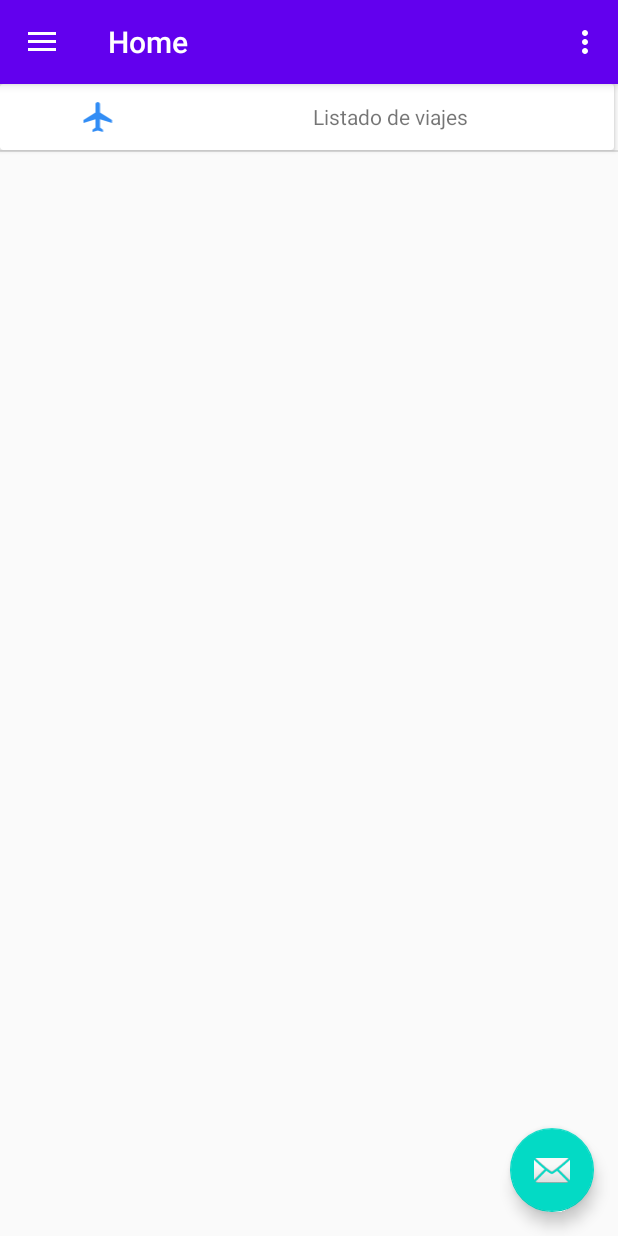
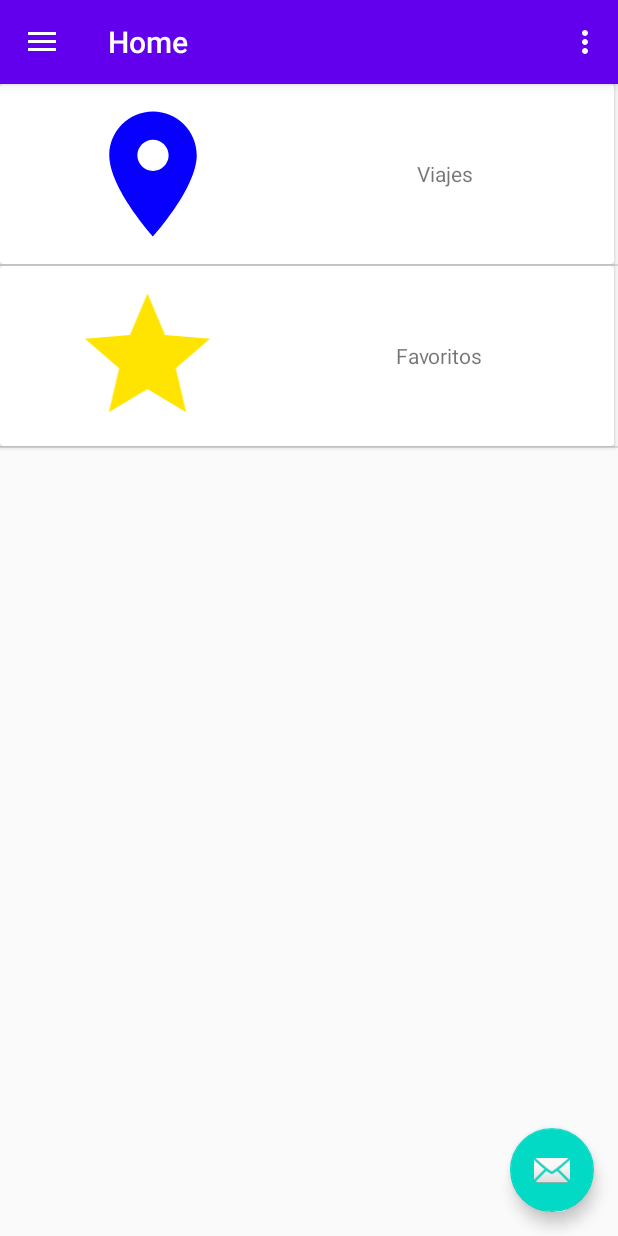
Before and after one commit to jossanjim3/frontend-entregable-1, an Android app: the screen it shows after launch (MainActivity), on a phone screen of 412 x 824 dp. Run offline under Robolectric (Android 15) with nearby library versions, the phone set to English and light mode, and no system bars; our stand-ins replace navigation-ui.

Commit message:
listado viajes, y favoritos se ve bonito, pero sin logica, muestra viajes aleatoriamente

```diff
--- a/app/src/main/java/us/master/entregable1/entity/Enlace.java
+++ b/app/src/main/java/us/master/entregable1/entity/Enlace.java
@@ -17,14 +17,17 @@ public class Enlace {
     }
 
     public String getDescripcion() {
+
         return descripcion;
     }
 
     public void setDescripcion(String descripcion) {
+
         this.descripcion = descripcion;
     }
 
     public int getRecursoImageView() {
+
         return recursoImageView;
     }
 
@@ -42,7 +45,10 @@ public class Enlace {
 
     public static ArrayList<Enlace> getMenu(){
         ArrayList<Enlace> menu = new ArrayList<Enlace>();
-        menu.add(new Enlace("Listado de viajes", R.drawable.ic_airplanemode_active_black_24dp, ListTripsActivity.class));
+
+        menu.add(new Enlace("Viajes", R.drawable.ic_place_24dp, ListTripsActivity.class));
+        menu.add(new Enlace("Favoritos", R.drawable.favorite_start_24dp, ListTripsActivity.class));
+
         return menu;
     }
 }
--- /dev/null
+++ b/app/src/main/res/drawable/favorite_start_24dp.xml
@@ -0,0 +1,5 @@
+<vector android:height="100dp" android:tint="#FFE301"
+    android:viewportHeight="24.0" android:viewportWidth="24.0"
+    android:width="100dp" xmlns:android="http://schemas.android.com/apk/res/android">
+    <path android:fillColor="#FF000000" android:pathData="M12,17.27L18.18,21l-1.64,-7.03L22,9.24l-7.19,-0.61L12,2 9.19,8.63 2,9.24l5.46,4.73L5.82,21z"/>
+</vector>
--- /dev/null
+++ b/app/src/main/res/drawable/ic_place_24dp.xml
@@ -0,0 +1,5 @@
+<vector android:height="100dp" android:tint="#0700FF"
+    android:viewportHeight="24.0" android:viewportWidth="24.0"
+    android:width="100dp" xmlns:android="http://schemas.android.com/apk/res/android">
+    <path android:fillColor="#FF000000" android:pathData="M12,2C8.13,2 5,5.13 5,9c0,5.25 7,13 7,13s7,-7.75 7,-13c0,-3.87 -3.13,-7 -7,-7zM12,11.5c-1.38,0 -2.5,-1.12 -2.5,-2.5s1.12,-2.5 2.5,-2.5 2.5,1.12 2.5,2.5 -1.12,2.5 -2.5,2.5z"/>
+</vector>
--- a/app/src/main/res/layout/enlace.xml
+++ b/app/src/main/res/layout/enlace.xml
@@ -1,10 +1,10 @@
-<androidx.cardview.widget.CardView xmlns:app="http://schemas.android.com/apk/res-auto"
+<androidx.cardview.widget.CardView xmlns:android="http://schemas.android.com/apk/res/android"
+    xmlns:app="http://schemas.android.com/apk/res-auto"
     xmlns:tools="http://schemas.android.com/tools"
     android:layout_width="409dp"
     android:layout_height="wrap_content"
     tools:layout_editor_absoluteX="1dp"
-    tools:layout_editor_absoluteY="327dp"
-    xmlns:android="http://schemas.android.com/apk/res/android" >
+    tools:layout_editor_absoluteY="327dp">
 
     <LinearLayout
         android:layout_width="match_parent"
```
